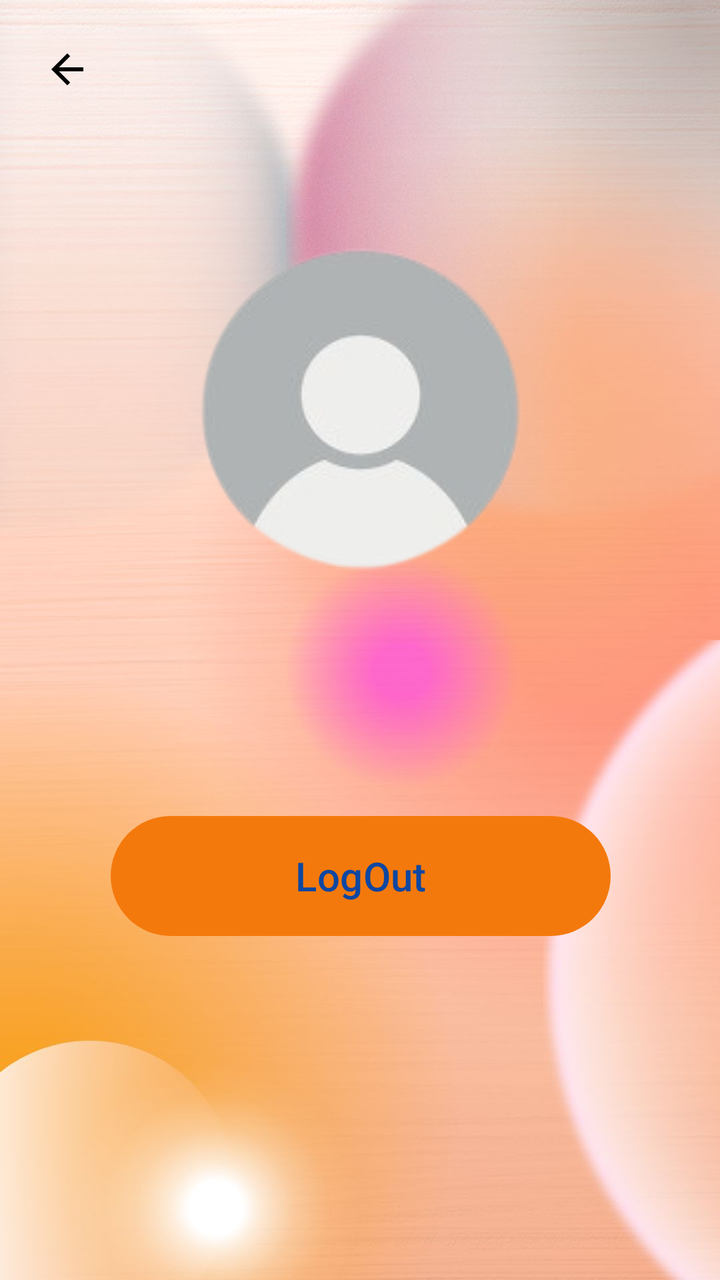
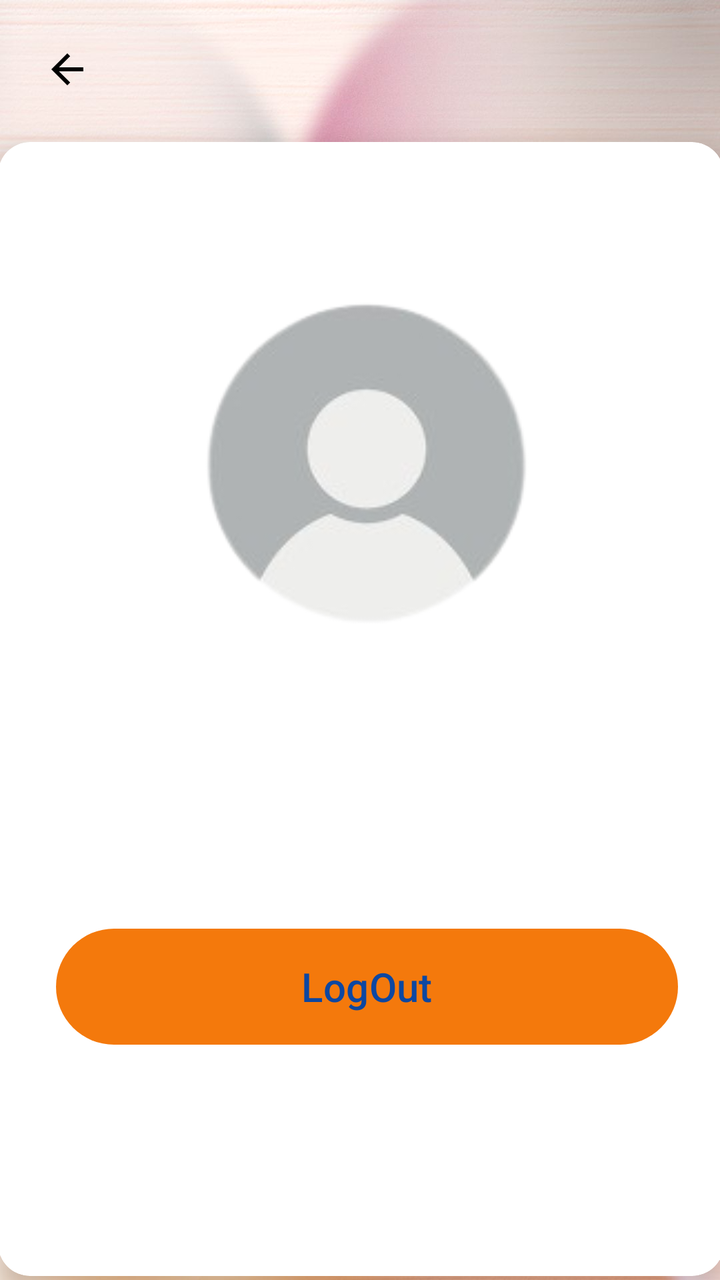

Two renders of the same Android screen: before a commit and after it. Below are the layout's source before the change and the commit's diff.
<!-- AndroidManifest.xml: application theme Theme.MyApplication -->
<!-- res/layout/activity_profile.xml -->
<?xml version="1.0" encoding="utf-8"?>
<androidx.constraintlayout.widget.ConstraintLayout xmlns:android="http://schemas.android.com/apk/res/android"
    xmlns:app="http://schemas.android.com/apk/res-auto"
    xmlns:tools="http://schemas.android.com/tools"
    android:layout_width="match_parent"
    android:layout_height="match_parent"
    tools:context=".Profile">

    <ImageView
        android:layout_width="match_parent"
        android:layout_height="match_parent"
        android:contentDescription="@string/todo78"
        android:scaleType="centerCrop"
        android:src="@drawable/untitleddesignh"
        tools:ignore="ImageContrastCheck" />
    <ImageButton
        android:id="@+id/button090"
        android:layout_width="@dimen/dim_67"
        android:layout_height="@dimen/dim_69"
        android:background="@null"
        android:src="@drawable/baseline_arrow_back_24"
        app:layout_constraintEnd_toEndOf="parent"
        app:layout_constraintHorizontal_bias="0.0"
        app:layout_constraintStart_toStartOf="parent"
        tools:ignore="ContentDescription,ImageContrastCheck,MissingConstraints,SpeakableTextPresentCheck,TouchTargetSizeCheck"
        tools:layout_editor_absoluteY="@dimen/dim_3">

    </ImageButton>


    <ImageView
        android:id="@+id/src"
        android:layout_width="@dimen/dim_250"
        android:layout_height="@dimen/dim_250"
        android:layout_marginTop="@dimen/dim_80"
        android:contentDescription="@string/todo6"
        android:src="@drawable/j"
        app:layout_constraintEnd_toEndOf="parent"
        app:layout_constraintHorizontal_bias="0.503"
        app:layout_constraintStart_toStartOf="parent"
        app:layout_constraintTop_toTopOf="parent"
        tools:ignore="ImageContrastCheck" />

    <TextView
        android:id="@+id/mName"
        android:layout_width="wrap_content"
        android:layout_height="wrap_content"
        android:layout_marginTop="@dimen/dim_60"
        android:textColor="@color/black"
        android:textSize="20sp"
        android:textStyle="bold"
        app:layout_constraintEnd_toEndOf="parent"
        app:layout_constraintHorizontal_bias="0.498"
        app:layout_constraintStart_toStartOf="parent"
        app:layout_constraintTop_toBottomOf="@+id/src" />

    <TextView
        android:id="@+id/mEmail2"
        android:layout_width="wrap_content"
        android:layout_height="wrap_content"
        android:layout_marginTop="@dimen/dim_36"
        android:textColor="@color/black"
        android:textSize="20sp"
        android:textStyle="bold"
        app:layout_constraintEnd_toEndOf="parent"
        app:layout_constraintHorizontal_bias="0.495"
        app:layout_constraintStart_toStartOf="parent"
        app:layout_constraintTop_toBottomOf="@+id/mName" />

    <Button
        android:id="@+id/LoginBtn2"
        android:layout_width="@dimen/dim_250"
        android:layout_height="@dimen/dim_60"
        android:layout_marginBottom="@dimen/dim_172"
        android:background="@drawable/button"
        android:text="@string/logout"
        android:textColor="#0D47A1"
        android:textSize="20sp"
        app:layout_constraintBottom_toBottomOf="parent"
        app:layout_constraintEnd_toEndOf="parent"
        app:layout_constraintHorizontal_bias="0.503"
        app:layout_constraintStart_toStartOf="parent" />

</androidx.constraintlayout.widget.ConstraintLayout>
<!-- resources referenced by this layout -->
<resources>
  <color name="black">#FF000000</color>
  <dimen name="dim_172">172dp</dimen>
  <dimen name="dim_250">250dp</dimen>
  <dimen name="dim_3">3dp</dimen>
  <dimen name="dim_36">36dp</dimen>
  <dimen name="dim_60">60dp</dimen>
  <dimen name="dim_67">67dp</dimen>
  <dimen name="dim_69">69dp</dimen>
  <dimen name="dim_80">80dp</dimen>
  <!-- drawable baseline_arrow_back_24 (drawable) -->
  <vector android:autoMirrored="true" android:height="24dp"
      android:tint="#000000" android:viewportHeight="24"
      android:viewportWidth="24" android:width="24dp" xmlns:android="http://schemas.android.com/apk/res/android">
      <path android:fillColor="@android:color/white" android:pathData="M20,11H7.83l5.59,-5.59L12,4l-8,8 8,8 1.41,-1.41L7.83,13H20v-2z"/>
  </vector>
  <!-- drawable button (drawable) -->
  <?xml version="1.0" encoding="utf-8"?>
  <shape xmlns:android="http://schemas.android.com/apk/res/android">
  <gradient android:startColor="#FF9800" android:endColor="#FF9800"/>
      <corners android:radius="40dp">
  
      </corners>
  </shape>
  <!-- drawable j: png bitmap (drawable, 16393 bytes) -->
  <!-- drawable untitleddesignh: jpg bitmap (drawable, 84470 bytes) -->
  <string name="logout">LogOut</string>
  <string name="todo6">TODO</string>
  <string name="todo78">TODO45</string>
  <style name="Theme.MyApplication" parent="Base.Theme.MyApplication" />
  <style name="Base.Theme.MyApplication" parent="Theme.Material3.DayNight.NoActionBar">
          
          
  
          <item name="colorPrimary">#F4790C</item>
      </style>
</resources>

<!-- the commit's change to res/layout/activity_profile.xml (unified diff, before → after) -->
@@ -6,6 +6,7 @@
     android:layout_height="match_parent"
     tools:context=".Profile">
 
+    
     <ImageView
         android:layout_width="match_parent"
         android:layout_height="match_parent"
@@ -13,6 +14,8 @@
         android:scaleType="centerCrop"
         android:src="@drawable/untitleddesignh"
         tools:ignore="ImageContrastCheck" />
+
+    
     <ImageButton
         android:id="@+id/button090"
         android:layout_width="@dimen/dim_67"
@@ -23,62 +26,70 @@
         app:layout_constraintHorizontal_bias="0.0"
         app:layout_constraintStart_toStartOf="parent"
         tools:ignore="ContentDescription,ImageContrastCheck,MissingConstraints,SpeakableTextPresentCheck,TouchTargetSizeCheck"
-        tools:layout_editor_absoluteY="@dimen/dim_3">
+        tools:layout_editor_absoluteY="@dimen/dim_3" />
 
-    </ImageButton>
-
-
-    <ImageView
-        android:id="@+id/src"
-        android:layout_width="@dimen/dim_250"
-        android:layout_height="@dimen/dim_250"
-        android:layout_marginTop="@dimen/dim_80"
-        android:contentDescription="@string/todo6"
-        android:src="@drawable/j"
-        app:layout_constraintEnd_toEndOf="parent"
-        app:layout_constraintHorizontal_bias="0.503"
-        app:layout_constraintStart_toStartOf="parent"
-        app:layout_constraintTop_toTopOf="parent"
-        tools:ignore="ImageContrastCheck" />
-
-    <TextView
-        android:id="@+id/mName"
-        android:layout_width="wrap_content"
-        android:layout_height="wrap_content"
-        android:layout_marginTop="@dimen/dim_60"
-        android:textColor="@color/black"
-        android:textSize="20sp"
-        android:textStyle="bold"
-        app:layout_constraintEnd_toEndOf="parent"
-        app:layout_constraintHorizontal_bias="0.498"
-        app:layout_constraintStart_toStartOf="parent"
-        app:layout_constraintTop_toBottomOf="@+id/src" />
-
-    <TextView
-        android:id="@+id/mEmail2"
-        android:layout_width="wrap_content"
-        android:layout_height="wrap_content"
-        android:layout_marginTop="@dimen/dim_36"
-        android:textColor="@color/black"
-        android:textSize="20sp"
-        android:textStyle="bold"
-        app:layout_constraintEnd_toEndOf="parent"
-        app:layout_constraintHorizontal_bias="0.495"
-        app:layout_constraintStart_toStartOf="parent"
-        app:layout_constraintTop_toBottomOf="@+id/mName" />
-
-    <Button
-        android:id="@+id/LoginBtn2"
-        android:layout_width="@dimen/dim_250"
-        android:layout_height="@dimen/dim_60"
-        android:layout_marginBottom="@dimen/dim_172"
-        android:background="@drawable/button"
-        android:text="@string/logout"
-        android:textColor="#0D47A1"
-        android:textSize="20sp"
+    
+    <androidx.cardview.widget.CardView
+        android:layout_width="363dp"
+        android:layout_height="567dp"
+        android:layout_margin="@dimen/dim_20"
+        app:cardCornerRadius="16dp"
+        app:cardElevation="8dp"
         app:layout_constraintBottom_toBottomOf="parent"
         app:layout_constraintEnd_toEndOf="parent"
-        app:layout_constraintHorizontal_bias="0.503"
-        app:layout_constraintStart_toStartOf="parent" />
+        app:layout_constraintStart_toStartOf="parent"
+        app:layout_constraintTop_toBottomOf="@id/button090">
+
+        
+        <LinearLayout
+            android:layout_width="369dp"
+            android:layout_height="612dp"
+            android:gravity="center_horizontal"
+            android:orientation="vertical"
+            android:padding="@dimen/dim_16">
+
+            
+            <ImageView
+                android:id="@+id/src"
+                android:layout_width="@dimen/dim_250"
+                android:layout_height="@dimen/dim_250"
+                android:layout_marginTop="@dimen/dim_20"
+                android:contentDescription="@string/todo6"
+                android:src="@drawable/j"
+                tools:ignore="ImageContrastCheck" />
+
+            
+            <TextView
+                android:id="@+id/mName"
+                android:layout_width="wrap_content"
+                android:layout_height="wrap_content"
+                android:layout_marginTop="@dimen/dim_16"
+                android:textColor="@color/black"
+                android:textSize="20sp"
+                android:textStyle="bold" />
+
+            
+            <TextView
+                android:id="@+id/mEmail2"
+                android:layout_width="wrap_content"
+                android:layout_height="wrap_content"
+                android:layout_marginTop="@dimen/dim_8"
+                android:textColor="@color/black"
+                android:textSize="18sp"
+                android:textStyle="bold" />
+
+            
+            <Button
+                android:id="@+id/LoginBtn2"
+                android:layout_width="311dp"
+                android:layout_height="58dp"
+                android:layout_marginTop="@dimen/dim_32"
+                android:background="@drawable/button"
+                android:text="@string/logout"
+                android:textColor="#0D47A1"
+                android:textSize="20sp" />
+
+        </LinearLayout>
+    </androidx.cardview.widget.CardView>
 
 </androidx.constraintlayout.widget.ConstraintLayout>
<!-- resource entries referenced after the edit -->
@@ -1,14 +1,14 @@
 <!-- resources referenced by this layout -->
 <resources>
   <color name="black">#FF000000</color>
-  <dimen name="dim_172">172dp</dimen>
+  <dimen name="dim_16">16dp</dimen>
+  <dimen name="dim_20">20dp</dimen>
   <dimen name="dim_250">250dp</dimen>
   <dimen name="dim_3">3dp</dimen>
-  <dimen name="dim_36">36dp</dimen>
-  <dimen name="dim_60">60dp</dimen>
+  <dimen name="dim_32">32dp</dimen>
   <dimen name="dim_67">67dp</dimen>
   <dimen name="dim_69">69dp</dimen>
-  <dimen name="dim_80">80dp</dimen>
+  <dimen name="dim_8">8dp</dimen>
   <!-- drawable baseline_arrow_back_24 (drawable) -->
   <vector android:autoMirrored="true" android:height="24dp"
       android:tint="#000000" android:viewportHeight="24"
